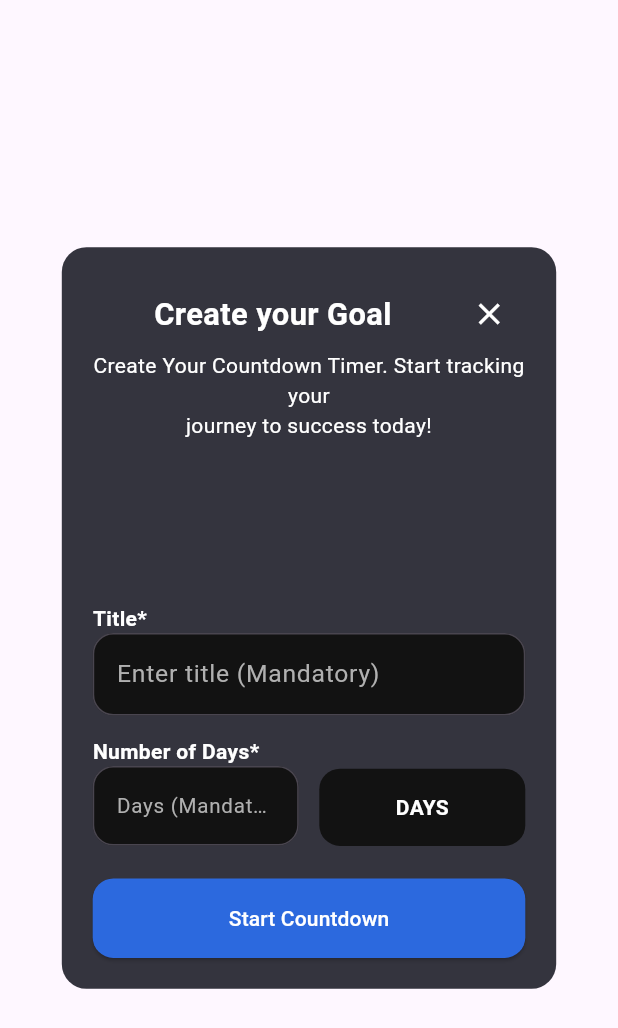
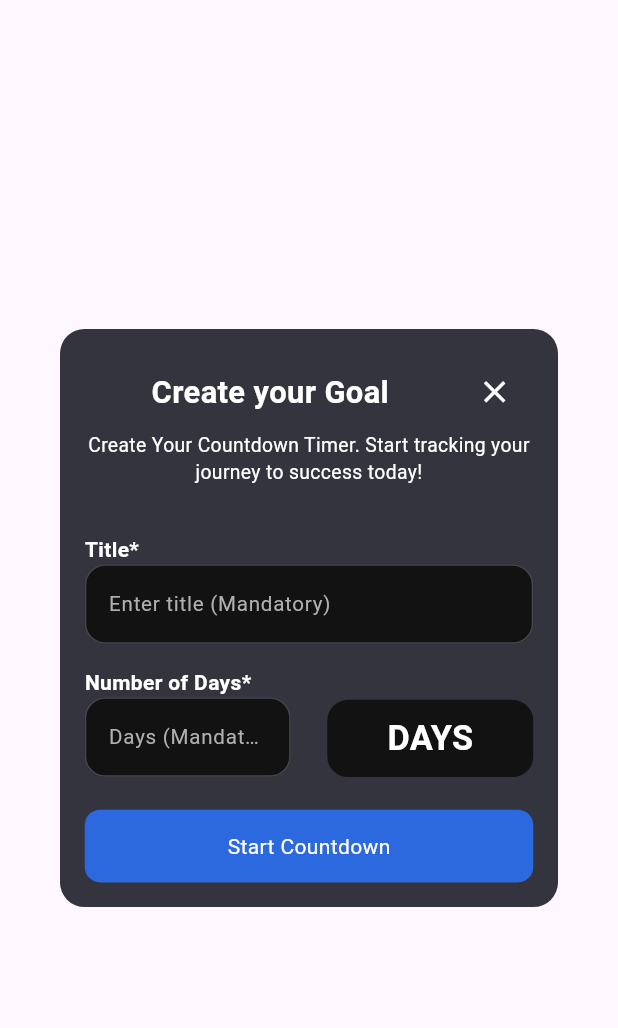
Before and after one commit to Syamkrishna2272/DayCounterApp, a Flutter app: the GoalAdding widget shown alone on an empty page, opened directly, on a phone screen of 412 x 824 dp. Shown: the top 1028 px of the screen. Run offline on Flutter 3.47's test engine with Material 3 defaults, Android fonts, the phone set to English and light mode, and no system bars; our stand-ins replace cloud_firestore, firebase_core; accounts and stored records are empty.

Commit message:
goals adding screen modified

```diff
--- a/lib/screen/addDialogscreen/goal_add_screen.dart
+++ b/lib/screen/addDialogscreen/goal_add_screen.dart
@@ -2,9 +2,8 @@ import 'package:day_counter/function/date_time_adding.dart';
 import 'package:flutter/material.dart';
 
 class GoalAdding extends StatelessWidget {
-  const GoalAdding({
-    super.key,
-  });
+  const GoalAdding({super.key, this.isEditPage});
+  final bool? isEditPage;
 
   @override
   Widget build(BuildContext context) {
@@ -17,17 +16,16 @@ class GoalAdding extends StatelessWidget {
       ),
       backgroundColor: const Color(0xFF34343E),
       child: Container(
-        padding: EdgeInsets.all(MediaQuery.sizeOf(context).width / 20),
-        width: MediaQuery.sizeOf(context).width * 0.8,
-        height: MediaQuery.sizeOf(context).height * 0.6,
+        padding: EdgeInsets.all(MediaQuery.sizeOf(context).width / 25),
         child: Column(
+          crossAxisAlignment: CrossAxisAlignment.start,
           mainAxisSize: MainAxisSize.min,
-          crossAxisAlignment: CrossAxisAlignment.stretch,
           children: [
             Row(
-              mainAxisAlignment: MainAxisAlignment.spaceBetween,
               children: [
                 Expanded(
+                  child: SizedBox(
+                    child: Center(
                       child: Text(
                         "Create your Goal",
                         textAlign: TextAlign.center,
@@ -38,31 +36,33 @@ class GoalAdding extends StatelessWidget {
                         ),
                       ),
                     ),
-                IconButton(
-                  icon: const Icon(
+                  ),
+                ),
+                InkWell(
+                  onTap: () {
+                    Navigator.of(context).pop();
+                  },
+                  child: Ink(
+                    decoration: const BoxDecoration(shape: BoxShape.circle),
+                    height: MediaQuery.sizeOf(context).width / 8,
+                    width: MediaQuery.sizeOf(context).width / 8,
+                    child: Center(
+                      child: Icon(
                         Icons.close,
                         color: Colors.white,
+                        size: MediaQuery.sizeOf(context).width / 17,
                       ),
-                  onPressed: () {
-                    Navigator.of(context).pop();
-                  },
                     ),
+                  ),
+                )
               ],
             ),
-            const Text(
-              "Create Your Countdown Timer. Start tracking your",
+            Text(
+              'Create Your Countdown Timer. Start tracking your journey to success today!',
               textAlign: TextAlign.center,
               style: TextStyle(
+                fontSize: MediaQuery.sizeOf(context).width / 32,
                 color: Colors.white,
-              ),
-            ),
-            const Expanded(
-              child: Text(
-                "journey to success today!",
-                textAlign: TextAlign.center,
-                style: TextStyle(
-                  color: Colors.white,
-                ),
               ),
             ),
             SizedBox(height: MediaQuery.sizeOf(context).height / 25),
@@ -87,7 +87,7 @@ class GoalAdding extends StatelessWidget {
                   filled: true,
                 ),
                 style: TextStyle(
-                    fontSize: MediaQuery.sizeOf(context).height / 50,
+                    fontSize: MediaQuery.sizeOf(context).height / 60,
                     color: Colors.white),
                 cursorColor: Colors.white,
               ),
@@ -131,38 +131,42 @@ class GoalAdding extends StatelessWidget {
                     borderRadius: BorderRadius.circular(
                         MediaQuery.sizeOf(context).width / 30),
                   ),
-                  child: const Center(
+                  child: Center(
                     child: Text(
                       "DAYS",
                       style: TextStyle(
-                          color: Colors.white, fontWeight: FontWeight.w600),
+                          fontSize: MediaQuery.sizeOf(context).width / 18,
+                          color: Colors.white,
+                          fontWeight: FontWeight.w600),
                     ),
                   ),
                 ),
               ],
             ),
             const SizedBox(height: 20),
-            ElevatedButton(
-              onPressed: () {
+            InkWell(
+              onTap: () {
                 startcount(
                     tittlecontroller: tittlecontroller,
                     daycontroller: daycontroller,
                     context: context);
               },
-              style: ElevatedButton.styleFrom(
-                padding: EdgeInsets.symmetric(
-                    vertical: MediaQuery.sizeOf(context).height / 50),
-                backgroundColor: const Color(0xFF2C69DE),
-                shape: RoundedRectangleBorder(
+              child: Ink(
+                height: MediaQuery.sizeOf(context).height / 17,
+                width: MediaQuery.sizeOf(context).width,
+                decoration: BoxDecoration(
+                  color: const Color(0xFF2C69DE),
                   borderRadius: BorderRadius.circular(
-                      MediaQuery.sizeOf(context).width / 30),
+                      MediaQuery.sizeOf(context).width / 40),
                 ),
-              ),
-              child: const Text(
+                child: const Center(
+                  child: Text(
                     "Start Countdown",
                     style: TextStyle(color: Colors.white),
                   ),
                 ),
+              ),
+            )
           ],
         ),
       ),
--- a/lib/screen/listviewHome_Screen/popup2.dart
+++ b/lib/screen/listviewHome_Screen/popup2.dart
@@ -1,4 +1,5 @@
 import 'package:cloud_firestore/cloud_firestore.dart';
+import 'package:day_counter/screen/addDialogscreen/goal_add_screen.dart';
 import 'package:flutter/material.dart';
 
 class PopUp2 extends StatelessWidget {
@@ -14,6 +15,9 @@ class PopUp2 extends StatelessWidget {
     return PopupMenuButton<String>(
       onSelected: (value) {
         if (value == 'Edit') {
+          Navigator.of(context).push(MaterialPageRoute(builder: (context){
+            return const GoalAdding();
+          }));
         } else if (value == 'Delete') {
           FirebaseFirestore.instance
               .collection('goalcollection')
```
Lines whose indentation alone changed are shown as unchanged.
